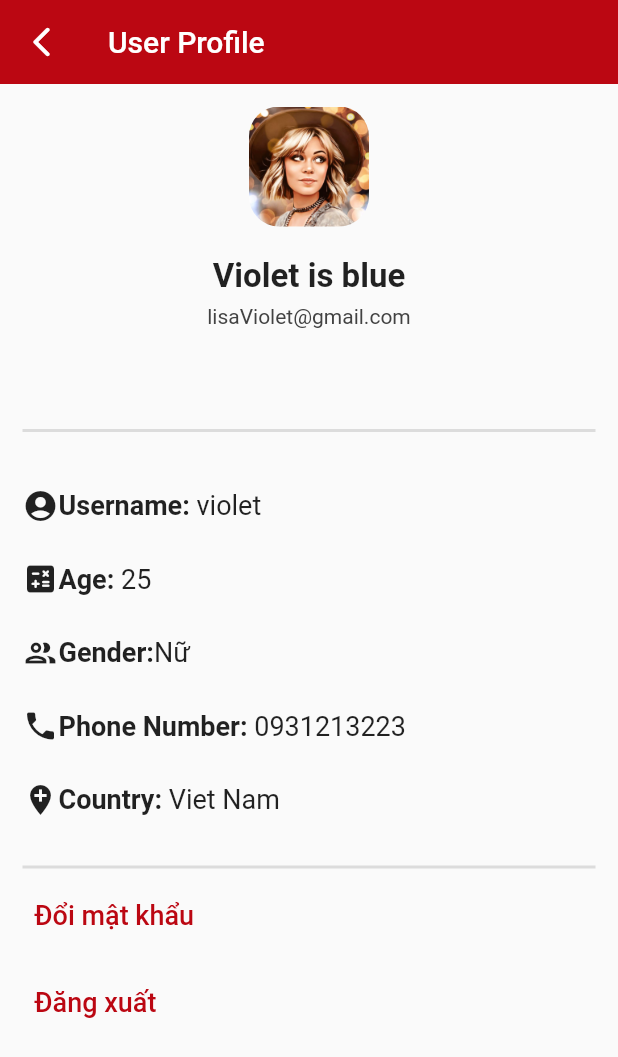
After one commit to SturdyStudent/HUFLIT_NEWS_APP, a Flutter app: the ProfilePage screen opened directly, on a phone screen of 412 x 824 dp. The commit adds this screen. Shown: the top 1057 px of the screen. Run offline on Flutter 3.47's test engine with Material 2 defaults, Android fonts, the phone set to English and light mode, and no system bars; our stand-ins replace cached_network_image, equatable, flutter_bloc, flutter_vector_icons; missing offline and left inert: dart:js, swipe_deck; network calls fail; statements that could not run were skipped.

Commit message:
#10 create userdetail

```diff
--- /dev/null
+++ b/lib/screens/pages/userDetails/user_detail_page.dart
@@ -0,0 +1,147 @@
+import 'package:flutter/material.dart';
+import 'package:news_app/screens/pages/homePage/home_page.dart';
+import 'package:news_app/widgets/auth_widget/change_password.dart';
+import 'package:news_app/config/themes/app_text_style.dart';
+
+class ProfilePage extends StatelessWidget {
+  const ProfilePage({
+    Key? key,
+  }) : super(key: key);
+
+  @override
+  Widget build(BuildContext context) {
+    double height = MediaQuery.of(context).size.height;
+    return Scaffold(
+      appBar: AppBar(
+        backgroundColor: const Color(0xFFBB0712),
+        title: const Text('User Profile'),
+        elevation: 0,
+        leading: IconButton(
+            color: Colors.white,
+            onPressed: () {
+              Navigator.pop(context);
+            },
+            icon: Icon(Icons.arrow_back_ios_rounded)),
+      ),
+      body: SafeArea(
+        child: Padding(
+          padding: const EdgeInsets.only(left: 15.0, right: 15, top: 15),
+          child: Column(
+            mainAxisAlignment: MainAxisAlignment.start,
+            crossAxisAlignment: CrossAxisAlignment.start,
+            children: [
+              Center(
+                child: ClipRRect(
+                  borderRadius: BorderRadius.circular(20),
+                  child: const Image(
+                    image: AssetImage('assets/images/profile.jpg'),
+                    height: 80,
+                    width: 80,
+                    fit: BoxFit.cover,
+                  ),
+                ),
+              ),
+              const SizedBox(height: 20),
+              Row(mainAxisAlignment: MainAxisAlignment.center, children: [
+                Text('Violet is blue',
+                    style:
+                        TextStyle(fontSize: 22, fontWeight: FontWeight.bold)),
+              ]),
+              const SizedBox(height: 6),
+              Center(
+                child: Text(
+                  'lisaViolet@gmail.com',
+                  style: TextStyle(color: Colors.grey.shade800),
+                ),
+              ),
+              const SizedBox(height: 60),
+              const Divider(
+                thickness: 2,
+              ),
+              const SizedBox(height: 30),
+              Row(
+                children: [
+                  const Icon(Icons.account_circle),
+                  const Text('Username: ',
+                      style:
+                          TextStyle(fontSize: 18, fontWeight: FontWeight.bold)),
+                  const Text('violet',
+                      style:
+                          TextStyle(fontSize: 18, fontWeight: FontWeight.w400)),
+                ],
+              ),
+              const SizedBox(height: 25),
+              Row(children: [
+                const Icon(Icons.calculate_rounded),
+                const Text('Age: ',
+                    style:
+                        TextStyle(fontSize: 18, fontWeight: FontWeight.bold)),
+                Text('25',
+                    style: const TextStyle(
+                        fontSize: 18, fontWeight: FontWeight.w400))
+              ]),
+              const SizedBox(height: 25),
+              Row(children: [
+                const Icon(Icons.people_outlined),
+                const Text('Gender:',
+                    style:
+                        TextStyle(fontSize: 18, fontWeight: FontWeight.bold)),
+                Text('Nữ',
+                    style: const TextStyle(
+                        fontSize: 18, fontWeight: FontWeight.w400))
+              ]),
+              const SizedBox(height: 25),
+              Row(children: [
+                const Icon(Icons.phone),
+                const Text('Phone Number: ',
+                    style:
+                        TextStyle(fontSize: 18, fontWeight: FontWeight.bold)),
+                Text('0931213223',
+                    style: const TextStyle(
+                        fontSize: 18, fontWeight: FontWeight.w400))
+              ]),
+              const SizedBox(height: 25),
+              Row(children: [
+                const Icon(Icons.add_location),
+                const Text('Country: ',
+                    style:
+                        TextStyle(fontSize: 18, fontWeight: FontWeight.bold)),
+                Text('Viet Nam',
+                    style: const TextStyle(
+                        fontSize: 18, fontWeight: FontWeight.w400))
+              ]),
+              const SizedBox(height: 25),
+              const Divider(
+                thickness: 2,
+              ),
+              TextButton(
+                  onPressed: () {
+                    Navigator.push(
+                      context,
+                      MaterialPageRoute(
+                          builder: (context) => const ChangePassword()),
+                    );
+                  },
+                  child: Text(
+                    'Đổi mật khẩu',
+                    style: AppTextStyle.h4.copyWith(color: Color(0xFFBB0712)),
+                  )),
+              const SizedBox(height: 10),
+              TextButton(
+                  onPressed: () {
+                    Navigator.push(
+                      context,
+                      MaterialPageRoute(builder: (context) => const HomePage()),
+                    );
+                  },
+                  child: Text(
+                    'Đăng xuất',
+                    style: AppTextStyle.h4.copyWith(color: Color(0xFFBB0712)),
+                  ))
+            ],
+          ),
+        ),
+      ),
+    );
+  }
+}
--- a/lib/widgets/auth_widget/signup.dart
+++ b/lib/widgets/auth_widget/signup.dart
@@ -11,8 +11,8 @@ class SignUpPage extends StatefulWidget {
     return showDialog(
         barrierColor: Colors.white.withOpacity(0),
         context: context,
-        builder: (context) => AlertDialog(
-              content: const SignUpPage(),
+        builder: (context) => const AlertDialog(
+              content: SignUpPage(),
               alignment: Alignment.center,
               actions: [],
             ));
```
Also changed, not shown: lib/widgets/auth_widget/change_password.dart (+11 -0 lines), lib/widgets/auth_widget/forgot_password.dart (+11 -0 lines), lib/widgets/auth_widget/login.dart (+22 -1 lines), lib/widgets/headerpage/header_drawer.dart (+14 -0 lines), pubspec.lock, 1 other file.
